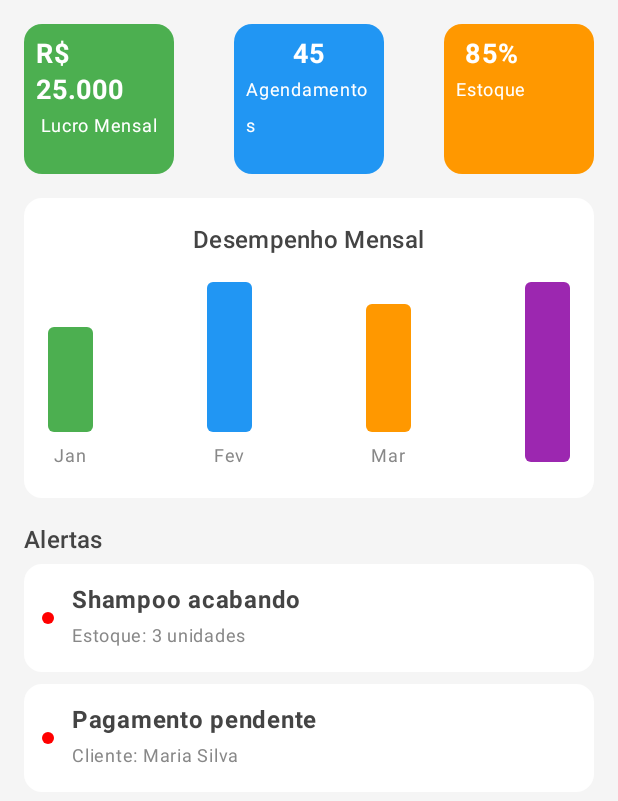
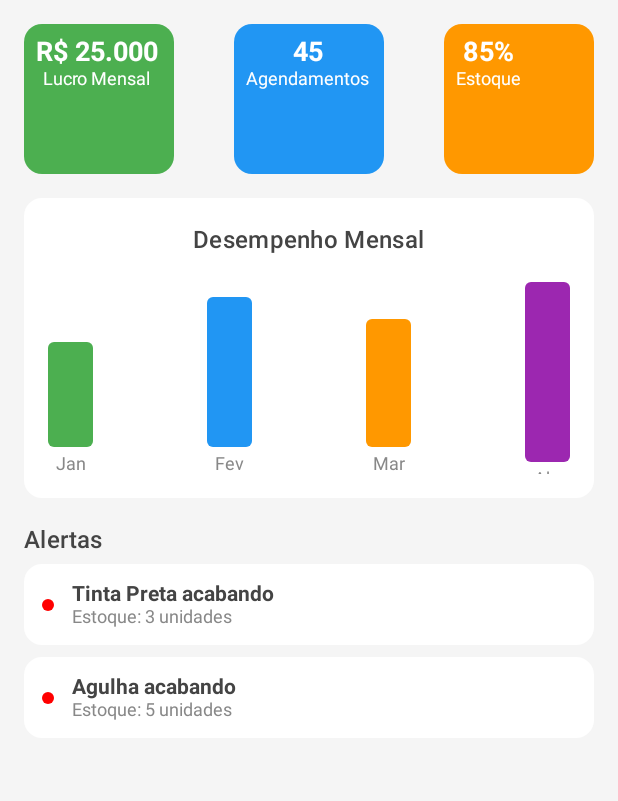
Before and after one commit to CodeTech-PI/codetech.mobile, an Android app built with Jetpack Compose: the @Preview function PreviewDashboard, on a phone screen of 412 x 824 dp. Shown: the top 801 px of the screen. Run offline under Robolectric (Android 15) with nearby library versions, the phone set to English and light mode, and no system bars.

Commit message:
desenvolvimento dash

```diff
--- a/codemobile/app/src/main/java/com/example/code_mobile/MainActivity.kt
+++ b/codemobile/app/src/main/java/com/example/code_mobile/MainActivity.kt
@@ -9,6 +9,7 @@ import androidx.compose.runtime.Composable
 import androidx.navigation.compose.NavHost
 import androidx.navigation.compose.composable
 import androidx.navigation.compose.rememberNavController
+import com.example.code_mobile.paginas.code_mobile.DashboardScreen
 import com.example.code_mobile.paginas.code_mobile.TelaCategorias
 import com.example.code_mobile.paginas.code_mobile.TelaClientes
 import com.example.code_mobile.ui.theme.CodemobileTheme
@@ -32,10 +33,12 @@ fun AppNavigation() {
                         //
     val navController = rememberNavController()
 
-    NavHost(navController = navController, startDestination = "PageLogin") {
+    NavHost(navController = navController, startDestination = "Dashboard") {
         composable("PageLogin") { TelaLogin(navController) }
         composable("Clientes") { TelaClientes(navController) }
         composable("Categorias") { TelaCategorias(navController) }
+        composable("Dashboard") { DashboardScreen(navController) }
+
     }
 
 }
--- a/codemobile/app/src/main/java/com/example/code_mobile/paginas/code_mobile/PageDashboard.kt
+++ b/codemobile/app/src/main/java/com/example/code_mobile/paginas/code_mobile/PageDashboard.kt
@@ -25,9 +25,11 @@ import androidx.compose.ui.text.font.FontWeight
 import androidx.compose.ui.tooling.preview.Preview
 import androidx.compose.ui.unit.dp
 import androidx.compose.ui.unit.sp
+import androidx.navigation.NavController
+import androidx.navigation.compose.rememberNavController
 
 @Composable
-fun DashboardScreen() {
+fun DashboardScreen(navController: NavController, modifier: Modifier = Modifier) {
     Column(
         modifier = Modifier
             .fillMaxSize()
@@ -91,8 +93,8 @@ fun DashboardScreen() {
                 color = Color.DarkGray
             )
 
-            AlertItem("Shampoo acabando", "Estoque: 3 unidades")
-            AlertItem("Pagamento pendente", "Cliente: Maria Silva")
+            AlertItem("Tinta Preta acabando", "Estoque: 3 unidades")
+            AlertItem("Agulha acabando", "Estoque: 5 unidades")
         }
     }
 }
@@ -184,7 +186,7 @@ fun AlertItem(title: String, description: String) {
 @Preview(showBackground = true)
 @Composable
 fun PreviewDashboard() {
-    MaterialTheme {
-        DashboardScreen()
+    // Inicialize o navController aqui
+    val navController = rememberNavController()
+    DashboardScreen(navController)  // Passe o navController para TelaLogin
     }
-}
```
